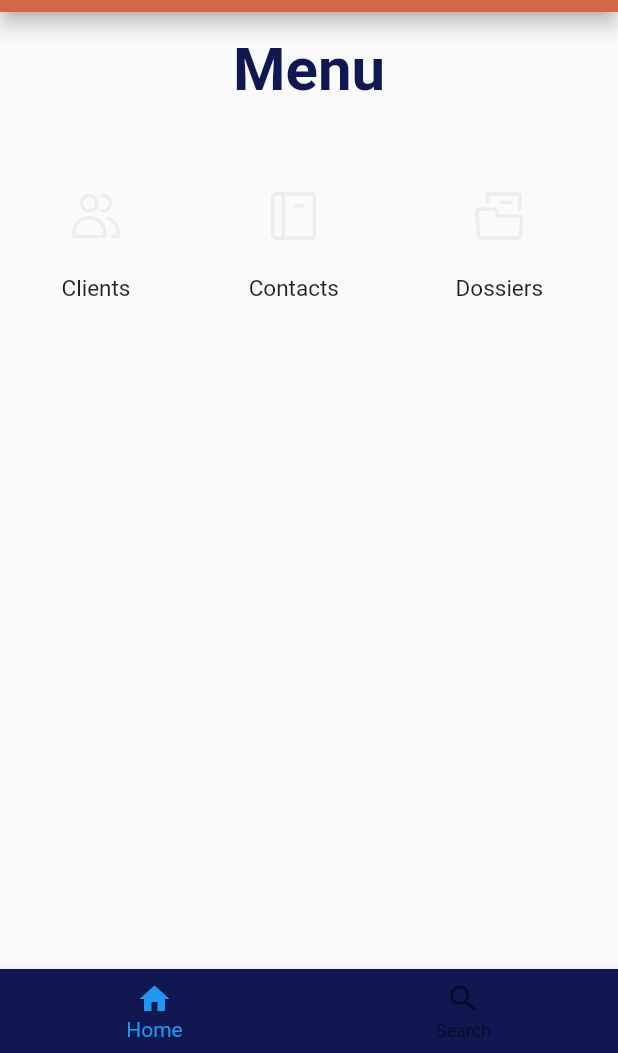
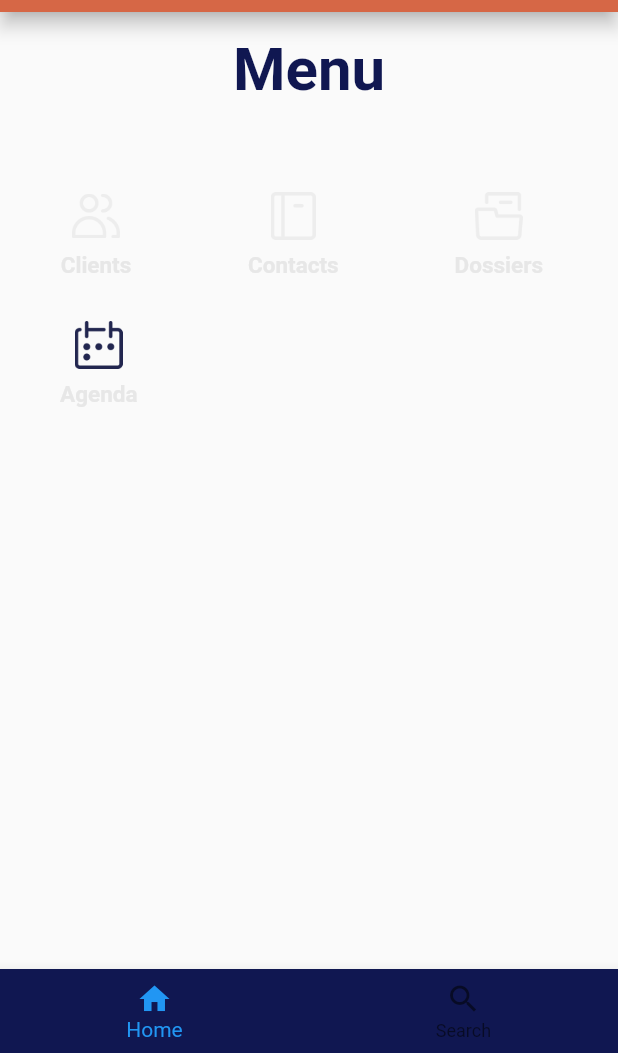
Before and after one commit to AmineBensaadat/Flutter_Avocat_app, a Flutter app: the screen it shows after launch, on a phone screen of 412 x 824 dp, the part 183-1236 px from its top. Run offline on Flutter 3.47's test engine with Material 2 defaults, Android fonts, the light colour scheme and no system bars; our stand-ins replace awesome_dialog, flutter_speed_dial.

Commit message:
add shared button icon

```diff
--- a/lib/pages/menu.dart
+++ b/lib/pages/menu.dart
@@ -3,6 +3,7 @@
 import 'package:flutter/material.dart';
 
 import '../shared/appbar.dart';
+import '../shared/menu_icon_button.dart';
 
 class Menu extends StatefulWidget {
   const Menu({super.key});
@@ -16,8 +17,7 @@ class _MenuState extends State<Menu> {
   Widget build(BuildContext context) {
     return Scaffold(
       appBar: Appbar(),
-      body: Column(
-        children: [
+      body: Column(children: [
         SizedBox(
           height: 15,
         ),
@@ -33,7 +33,7 @@ class _MenuState extends State<Menu> {
         SizedBox(
           height: 30,
         ),
-          SingleChildScrollView(
+        Container(
           child: Row(
             children: [
               SizedBox(
@@ -42,18 +42,19 @@ class _MenuState extends State<Menu> {
               Column(
                 children: [
                   Container(
-                      padding: EdgeInsets.fromLTRB(0, 20, 10, 15),
-                      child: IconButton(
-                        icon:
-                            Image.asset('assets/images/Cltsgriséexxxhdpi.png'),
-                        onPressed: () {},
-                      ),
+                    padding: EdgeInsets.fromLTRB(0, 20, 10, 0),
+                    child: MenuIconButton(
+                        icon_img: 'assets/images/Cltsgriséexxxhdpi.png',
+                        screen_name: "screen to open"),
                   ),
                   Container(
                     padding: EdgeInsets.only(right: 10),
                     child: Text(
                       "Clients",
-                        style: TextStyle(fontSize: 15),
+                      style: TextStyle(
+                          fontSize: 15,
+                          color: Color(0xFFe7e7e7),
+                          fontWeight: FontWeight.bold),
                     ),
                   )
                 ],
@@ -62,18 +63,19 @@ class _MenuState extends State<Menu> {
               Column(
                 children: [
                   Container(
-                      padding: EdgeInsets.fromLTRB(0, 20, 10, 15),
-                      child: IconButton(
-                        icon: Image.asset(
-                            'assets/images/Contactsgriséxxxhdpi.png'),
-                        onPressed: () {},
-                      ),
+                    padding: EdgeInsets.fromLTRB(0, 20, 10, 0),
+                    child: MenuIconButton(
+                        icon_img: 'assets/images/Contactsgriséxxxhdpi.png',
+                        screen_name: "screen to open"),
                   ),
                   Container(
                     padding: EdgeInsets.only(right: 10),
                     child: Text(
                       "Contacts",
-                        style: TextStyle(fontSize: 15),
+                      style: TextStyle(
+                          fontSize: 15,
+                          color: Color(0xFFe7e7e7),
+                          fontWeight: FontWeight.bold),
                     ),
                   )
                 ],
@@ -82,18 +84,18 @@ class _MenuState extends State<Menu> {
               Column(
                 children: [
                   Container(
-                      padding: EdgeInsets.fromLTRB(0, 20, 10, 15),
-                      child: IconButton(
-                        icon: Image.asset(
-                            'assets/images/Dossiersgriséexxxhdpi.png'),
-                        onPressed: () {},
-                      ),
-                    ),
+                      padding: EdgeInsets.fromLTRB(0, 20, 10, 0),
+                      child: MenuIconButton(
+                          icon_img: 'assets/images/Dossiersgriséexxxhdpi.png',
+                          screen_name: "screen to open")),
                   Container(
                     padding: EdgeInsets.only(right: 10),
                     child: Text(
                       "Dossiers",
-                        style: TextStyle(fontSize: 15),
+                      style: TextStyle(
+                          fontSize: 15,
+                          color: Color(0xFFe7e7e7),
+                          fontWeight: FontWeight.bold),
                     ),
                   )
                 ],
@@ -104,8 +106,36 @@ class _MenuState extends State<Menu> {
             ],
           ),
         ),
+        Container(
+          child: Row(
+            children: [
+              SizedBox(
+                width: 40,
+              ),
+              Column(
+                children: [
+                  Container(
+                    padding: EdgeInsets.fromLTRB(0, 20, 10, 0),
+                    child: MenuIconButton(
+                        icon_img: 'assets/images/Agenda.png',
+                        screen_name: "screen to open"),
+                  ),
+                  Container(
+                    padding: EdgeInsets.only(right: 10),
+                    child: Text(
+                      "Agenda",
+                      style: TextStyle(
+                          fontSize: 15,
+                          color: Color(0xFFe7e7e7),
+                          fontWeight: FontWeight.bold),
+                    ),
+                  )
                 ],
               ),
+            ],
+          ),
+        ),
+      ]),
       bottomNavigationBar: BottomNavigationBar(
         backgroundColor: Color(0xFF101751),
         items: <BottomNavigationBarItem>[
--- /dev/null
+++ b/lib/shared/menu_icon_button.dart
@@ -0,0 +1,24 @@
+// ignore_for_file: prefer_const_constructors, non_constant_identifier_names, prefer_const_constructors_in_immutables
+
+import 'package:flutter/material.dart';
+
+class MenuIconButton extends StatelessWidget {
+  final String icon_img;
+  final String screen_name;
+
+  MenuIconButton({
+    Key? key,
+    required this.icon_img,
+    required this.screen_name,
+  }) : super(key: key);
+
+  @override
+  Widget build(BuildContext context) {
+    return IconButton(
+      icon: Image.asset(icon_img),
+      onPressed: () {
+        print(screen_name);
+      },
+    );
+  }
+}
```
Lines whose indentation alone changed are shown as unchanged.
